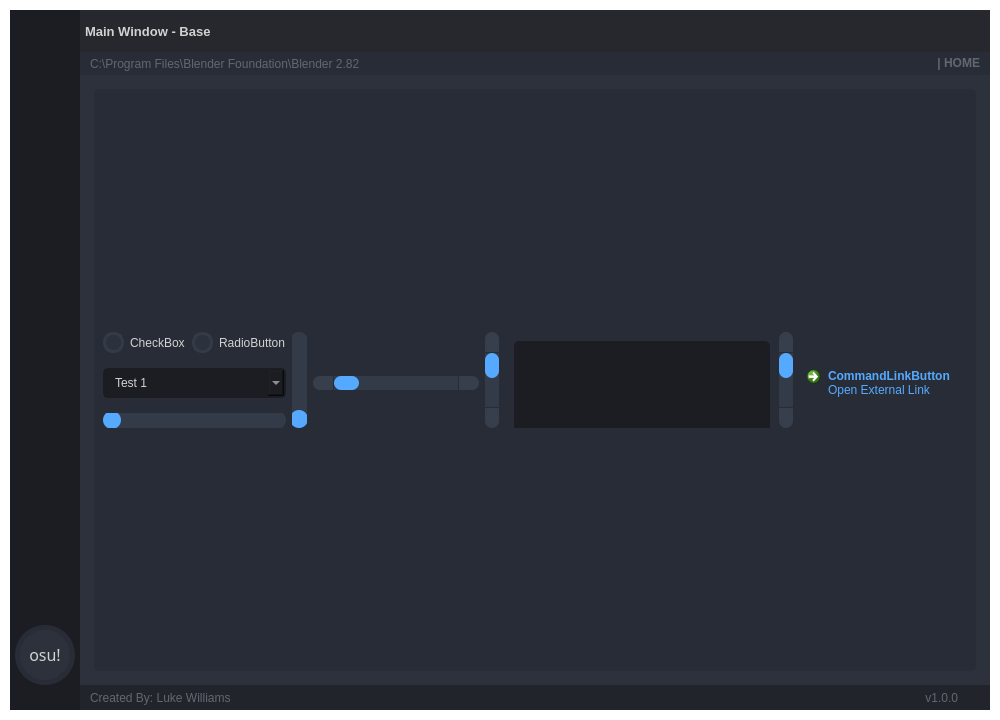
First picture: the form in GUI_BASE.ui, repository lwkew/osuplus-gui, before the edit.
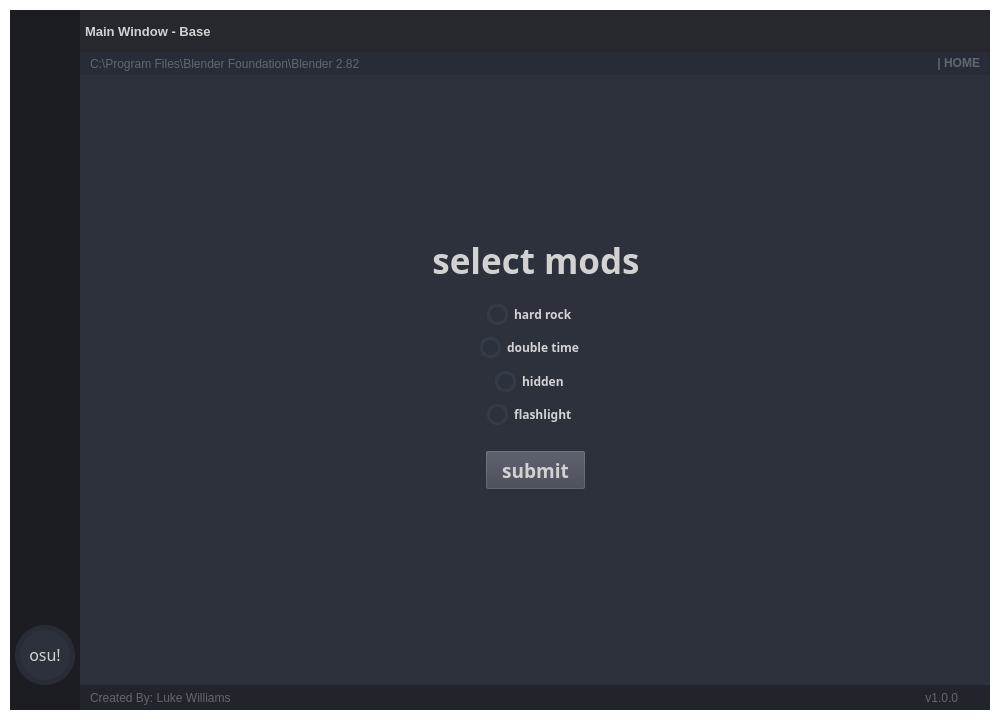
Second picture: the form after the edit. The open tabs and pages were chosen to show the change. Icons and pictures are not drawn.

Diff of the .ui file:
```diff
--- a/GUI_BASE.ui
+++ b/GUI_BASE.ui
@@ -2431,276 +2431,83 @@
 }</string>
                     </property>
                     <property name="text">
-                     <string>apply</string>
+                     <string>submit</string>
                     </property>
                    </widget>
                   </widget>
-                  <widget class="QWidget" name="page_extras">
-                   <layout class="QVBoxLayout" name="verticalLayout_6">
-                    <item>
-                     <widget class="QFrame" name="frame_2">
-                      <property name="minimumSize">
-                       <size>
-                        <width>0</width>
-                        <height>150</height>
-                       </size>
-                      </property>
-                      <property name="styleSheet">
-                       <string notr="true">background-color: rgb(39, 44, 54);
-border-radius: 5px;</string>
-                      </property>
-                      <property name="frameShape">
-                       <enum>QFrame::StyledPanel</enum>
-                      </property>
-                      <property name="frameShadow">
-                       <enum>QFrame::Raised</enum>
-                      </property>
-                      <layout class="QVBoxLayout" name="verticalLayout_11">
-                       <item>
-                        <layout class="QGridLayout" name="gridLayout_2">
-                         <item row="0" column="0">
-                          <widget class="QCheckBox" name="checkBox">
-                           <property name="autoFillBackground">
-                            <bool>false</bool>
-                           </property>
-                           <property name="styleSheet">
-                            <string notr="true"/>
-                           </property>
-                           <property name="text">
-                            <string>CheckBox</string>
-                           </property>
-                          </widget>
-                         </item>
-                         <item row="0" column="1">
-                          <widget class="QRadioButton" name="radioButton">
-                           <property name="styleSheet">
-                            <string notr="true"/>
-                           </property>
-                           <property name="text">
-                            <string>RadioButton</string>
-                           </property>
-                          </widget>
-                         </item>
-                         <item row="0" column="2" rowspan="3">
-                          <widget class="QSlider" name="verticalSlider">
-                           <property name="styleSheet">
-                            <string notr="true"/>
-                           </property>
-                           <property name="orientation">
-                            <enum>Qt::Vertical</enum>
-                           </property>
-                          </widget>
-                         </item>
-                         <item row="0" column="4" rowspan="3">
-                          <widget class="QScrollBar" name="verticalScrollBar">
-                           <property name="styleSheet">
-                            <string notr="true"> QScrollBar:vertical {
-	border: none;
-    background: rgb(52, 59, 72);
-    width: 14px;
-    margin: 21px 0 21px 0;
-	border-radius: 0px;
- }</string>
-                           </property>
-                           <property name="orientation">
-                            <enum>Qt::Vertical</enum>
-                           </property>
-                          </widget>
-                         </item>
-                         <item row="0" column="5" rowspan="3">
-                          <widget class="QScrollArea" name="scrollArea">
-                           <property name="styleSheet">
-                            <string notr="true">QScrollArea {
-	border: none;
-	border-radius: 0px;
-}
-QScrollBar:horizontal {
-    border: none;
-    background: rgb(52, 59, 72);
-    height: 14px;
-    margin: 0px 21px 0 21px;
-	border-radius: 0px;
-}
- QScrollBar:vertical {
-	border: none;
-    background: rgb(52, 59, 72);
-    width: 14px;
-    margin: 21px 0 21px 0;
-	border-radius: 0px;
- }
-</string>
-                           </property>
-                           <property name="frameShape">
-                            <enum>QFrame::NoFrame</enum>
-                           </property>
-                           <property name="verticalScrollBarPolicy">
-                            <enum>Qt::ScrollBarAlwaysOn</enum>
-                           </property>
-                           <property name="horizontalScrollBarPolicy">
-                            <enum>Qt::ScrollBarAsNeeded</enum>
-                           </property>
-                           <property name="widgetResizable">
-                            <bool>true</bool>
-                           </property>
-                           <widget class="QWidget" name="scrollAreaWidgetContents">
-                            <property name="geometry">
-                             <rect>
-                              <x>0</x>
-                              <y>0</y>
-                              <width>274</width>
-                              <height>333</height>
-                             </rect>
-                            </property>
-                            <layout class="QHBoxLayout" name="horizontalLayout_11">
-                             <item>
-                              <widget class="QPlainTextEdit" name="plainTextEdit">
-                               <property name="minimumSize">
-                                <size>
-                                 <width>200</width>
-                                 <height>200</height>
-                                </size>
-                               </property>
-                               <property name="styleSheet">
-                                <string notr="true">QPlainTextEdit {
-	background-color: rgb(27, 29, 35);
-	border-radius: 5px;
-	padding: 10px;
-}
-QPlainTextEdit:hover {
-	border: 2px solid rgb(64, 71, 88);
-}
-QPlainTextEdit:focus {
-	border: 2px solid rgb(91, 101, 124);
-}</string>
-                               </property>
-                              </widget>
-                             </item>
-                            </layout>
-                           </widget>
-                          </widget>
-                         </item>
-                         <item row="1" column="0" colspan="2">
-                          <widget class="QComboBox" name="comboBox">
-                           <property name="font">
-                            <font>
-                             <pointsize>9</pointsize>
-                            </font>
-                           </property>
-                           <property name="autoFillBackground">
-                            <bool>false</bool>
-                           </property>
-                           <property name="styleSheet">
-                            <string notr="true">QComboBox{
-	background-color: rgb(27, 29, 35);
-	border-radius: 5px;
-	border: 2px solid rgb(27, 29, 35);
-	padding: 5px;
-	padding-left: 10px;
-}
-QComboBox:hover{
-	border: 2px solid rgb(64, 71, 88);
-}
-QComboBox QAbstractItemView {
-	color: rgb(85, 170, 255);	
-	background-color: rgb(27, 29, 35);
-	padding: 10px;
-	selection-background-color: rgb(39, 44, 54);
-}</string>
-                           </property>
-                           <property name="iconSize">
-                            <size>
-                             <width>16</width>
-                             <height>16</height>
-                            </size>
-                           </property>
-                           <property name="frame">
-                            <bool>true</bool>
-                           </property>
-                           <item>
-                            <property name="text">
-                             <string>Test 1</string>
-                            </property>
-                           </item>
-                           <item>
-                            <property name="text">
-                             <string>Test 2</string>
-                            </property>
-                           </item>
-                           <item>
-                            <property name="text">
-                             <string>Test 3</string>
-                            </property>
-                           </item>
-                          </widget>
-                         </item>
-                         <item row="1" column="3">
-                          <widget class="QScrollBar" name="horizontalScrollBar">
-                           <property name="sizePolicy">
-                            <sizepolicy hsizetype="Expanding" vsizetype="Fixed">
-                             <horstretch>0</horstretch>
-                             <verstretch>0</verstretch>
-                            </sizepolicy>
-                           </property>
-                           <property name="styleSheet">
-                            <string notr="true">QScrollBar:horizontal {
-    border: none;
-    background: rgb(52, 59, 72);
-    height: 14px;
-    margin: 0px 21px 0 21px;
-	border-radius: 0px;
-}
-</string>
-                           </property>
-                           <property name="orientation">
-                            <enum>Qt::Horizontal</enum>
-                           </property>
-                          </widget>
-                         </item>
-                         <item row="1" column="6">
-                          <widget class="QCommandLinkButton" name="commandLinkButton">
-                           <property name="styleSheet">
-                            <string notr="true">QCommandLinkButton {	
-	color: rgb(85, 170, 255);
-	border-radius: 5px;
-	padding: 5px;
-}
-QCommandLinkButton:hover {	
-	color: rgb(210, 210, 210);
-	background-color: rgb(44, 49, 60);
-}
-QCommandLinkButton:pressed {	
-	color: rgb(210, 210, 210);
-	background-color: rgb(52, 58, 71);
-}</string>
-                           </property>
-                           <property name="text">
-                            <string>CommandLinkButton</string>
-                           </property>
-                           <property name="icon">
-                            <iconset resource="files.qrc">
-                             <normaloff>:/16x16/icons/16x16/cil-link.png</normaloff>:/16x16/icons/16x16/cil-link.png</iconset>
-                           </property>
-                           <property name="description">
-                            <string>Open External Link</string>
-                           </property>
-                          </widget>
-                         </item>
-                         <item row="2" column="0" colspan="2">
-                          <widget class="QSlider" name="horizontalSlider">
-                           <property name="styleSheet">
-                            <string notr="true"/>
-                           </property>
-                           <property name="orientation">
-                            <enum>Qt::Horizontal</enum>
-                           </property>
-                          </widget>
-                         </item>
-                        </layout>
-                       </item>
-                      </layout>
-                     </widget>
-                    </item>
-                   </layout>
+                  <widget class="QWidget" name="page_recommend">
+                   <widget class="QLabel" name="title_4">
+                    <property name="geometry">
+                     <rect>
+                      <x>10</x>
+                      <y>50</y>
+                      <width>882</width>
+                      <height>81</height>
+                     </rect>
+                    </property>
+                    <property name="maximumSize">
+                     <size>
+                      <width>16777215</width>
+                      <height>16777215</height>
+                     </size>
+                    </property>
+                    <property name="font">
+                     <font>
+                      <family>Aller</family>
+                      <pointsize>40</pointsize>
+                      <weight>75</weight>
+                      <bold>true</bold>
+                     </font>
+                    </property>
+                    <property name="styleSheet">
+                     <string notr="true"/>
+                    </property>
+                    <property name="text">
+                     <string>&lt;html&gt;&lt;head/&gt;&lt;body&gt;&lt;p align=&quot;center&quot;&gt;song recommendation&lt;/p&gt;&lt;/body&gt;&lt;/html&gt;</string>
+                    </property>
+                    <property name="textFormat">
+                     <enum>Qt::AutoText</enum>
+                    </property>
+                    <property name="alignment">
+                     <set>Qt::AlignCenter</set>
+                    </property>
+                   </widget>
+                   <widget class="QLabel" name="title_5">
+                    <property name="geometry">
+                     <rect>
+                      <x>20</x>
+                      <y>210</y>
+                      <width>882</width>
+                      <height>81</height>
+                     </rect>
+                    </property>
+                    <property name="maximumSize">
+                     <size>
+                      <width>16777215</width>
+                      <height>16777215</height>
+                     </size>
+                    </property>
+                    <property name="font">
+                     <font>
+                      <family>Aller</family>
+                      <pointsize>40</pointsize>
+                      <weight>75</weight>
+                      <bold>true</bold>
+                     </font>
+                    </property>
+                    <property name="styleSheet">
+                     <string notr="true"/>
+                    </property>
+                    <property name="text">
+                     <string>&lt;html&gt;&lt;head/&gt;&lt;body&gt;&lt;p align=&quot;center&quot;&gt;map title&lt;/p&gt;&lt;/body&gt;&lt;/html&gt;</string>
+                    </property>
+                    <property name="textFormat">
+                     <enum>Qt::AutoText</enum>
+                    </property>
+                    <property name="alignment">
+                     <set>Qt::AlignCenter</set>
+                    </property>
+                   </widget>
                   </widget>
                  </widget>
                 </item>
```
Left out of the diff: 12 changed lines with no effect on the pictures.
